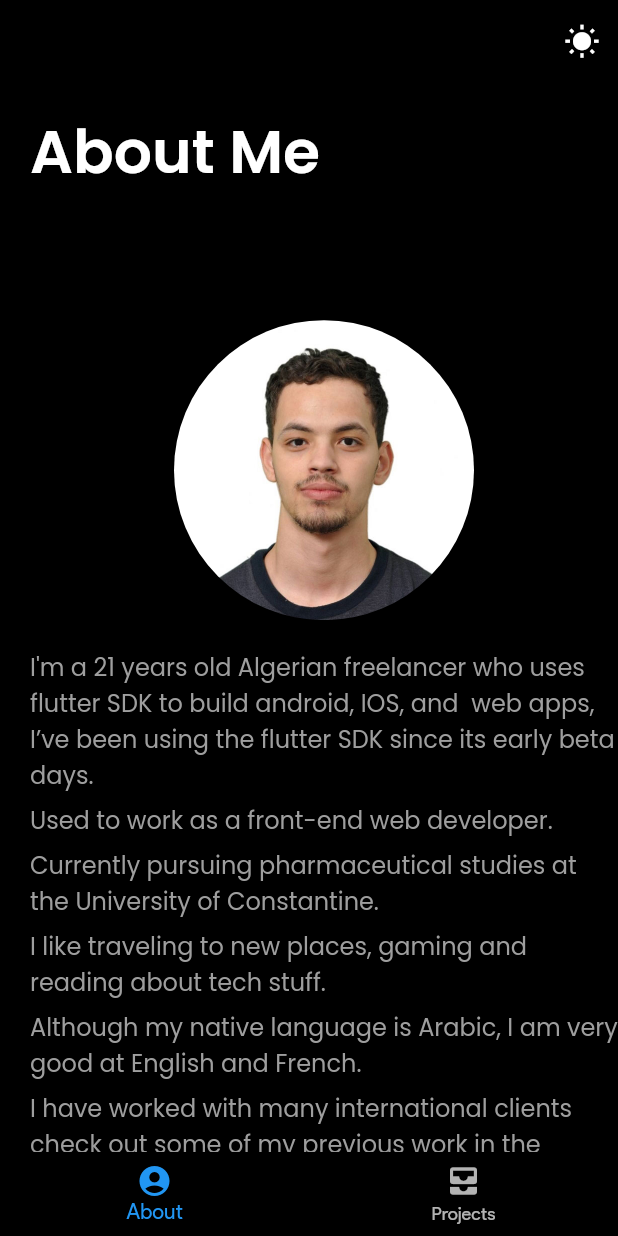
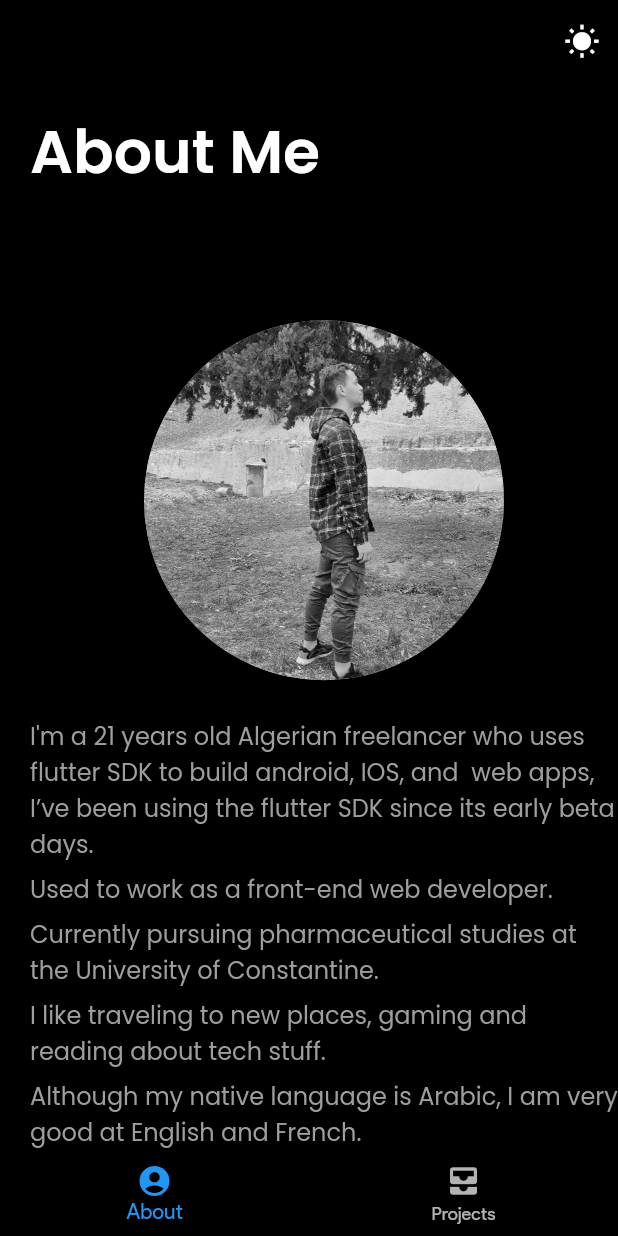
Before and after one commit to amirmekk/personal_website, a Flutter app: the screen it shows after launch, scrolled down 576 dp, on a phone screen of 412 x 824 dp. Run offline on Flutter 3.47's test engine with Material 2 defaults, Android fonts, the phone set to English and light mode, and no system bars; drawn by our look-alikes of carousel_slider; our stand-ins replace google_fonts; missing offline and left inert: dart:html, universal_html.

```diff
--- a/lib/pages/about_page.dart
+++ b/lib/pages/about_page.dart
@@ -37,7 +37,7 @@ class _AboutPageState extends State<AboutPage> {
 
   @override
   Widget build(BuildContext context) {
-    bool isTooSmall = MediaQuery.of(context).size.width < 470;
+    bool isTooSmall = MediaQuery.of(context).size.width < 800;
     return CarouselSlider(
       carouselController: buttonCarouselController,
       options: CarouselOptions(
@@ -229,12 +229,13 @@ class _AboutPageState extends State<AboutPage> {
                           ),
                           isTooSmall
                               ? Padding(
-                                  padding: EdgeInsets.only(bottom: 16.0),
+                                  padding: EdgeInsets.only(bottom: 22.0),
                                   child: Center(
                                     child: CircleAvatar(
-                                      radius: 100,
-                                      backgroundImage:
-                                          AssetImage(Assets.avatar),
+                                      radius: 120,
+                                      backgroundColor: Colors.grey,
+                                      backgroundImage: AssetImage(
+                                          'assets/personal_picture.jpg'),
                                     ),
                                   ),
                                 )
@@ -320,7 +321,7 @@ class _AboutPageState extends State<AboutPage> {
                           Padding(
                             padding: EdgeInsets.symmetric(vertical: 3),
                             child: Text(
-                              'Contact me if you’re interested in my services or you want to collaborate on some interesting project or you just want to say hi.',
+                              'Contact me if you’re interested in my services or you just want to say hi.',
                               style: GoogleFonts.getFont(
                                 'Poppins',
                                 textStyle: TextStyle(
@@ -386,10 +387,13 @@ class _AboutPageState extends State<AboutPage> {
                           child: Padding(
                             padding: EdgeInsets.only(right: 8.0),
                             child: Column(
+                              crossAxisAlignment: CrossAxisAlignment.center,
                               children: [
                                 CircleAvatar(
-                                  radius: 100,
-                                  backgroundImage: AssetImage(Assets.avatar),
+                                  radius: 150,
+                                  backgroundColor: Colors.grey,
+                                  backgroundImage:
+                                      AssetImage('assets/personal_picture.jpg'),
                                 ),
                               ],
                             ),
```
Also changed, not shown: assets/personal_picture.jpg (added).
